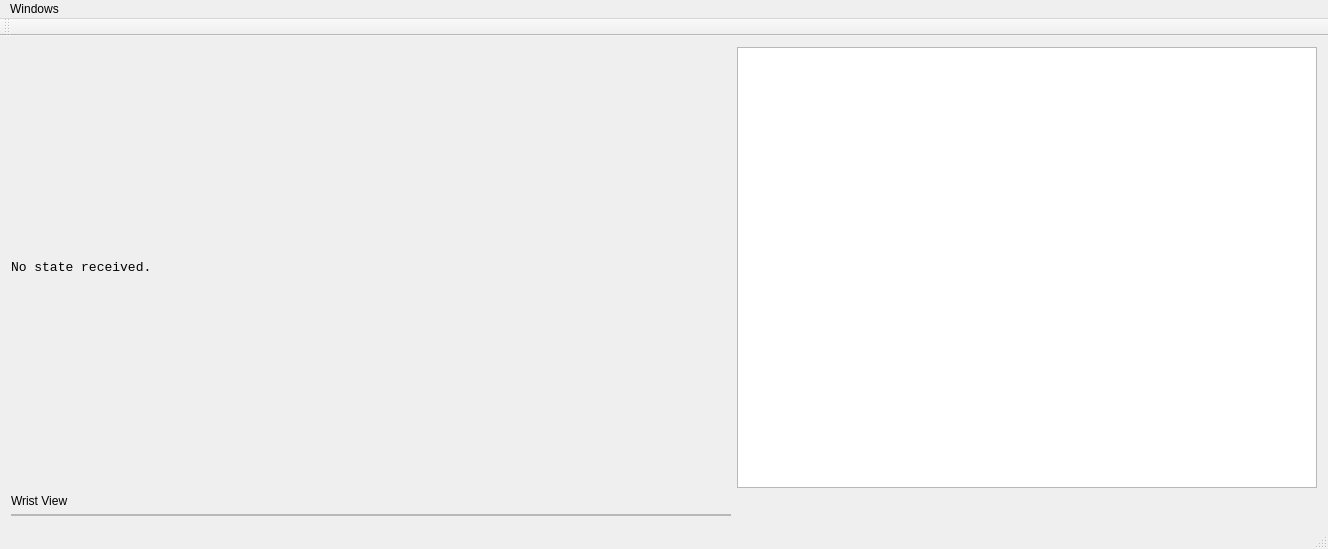
Before: the Qt Designer form src/qtgui/mainwindow.ui in h2r/ein, drawn with Qt 5.
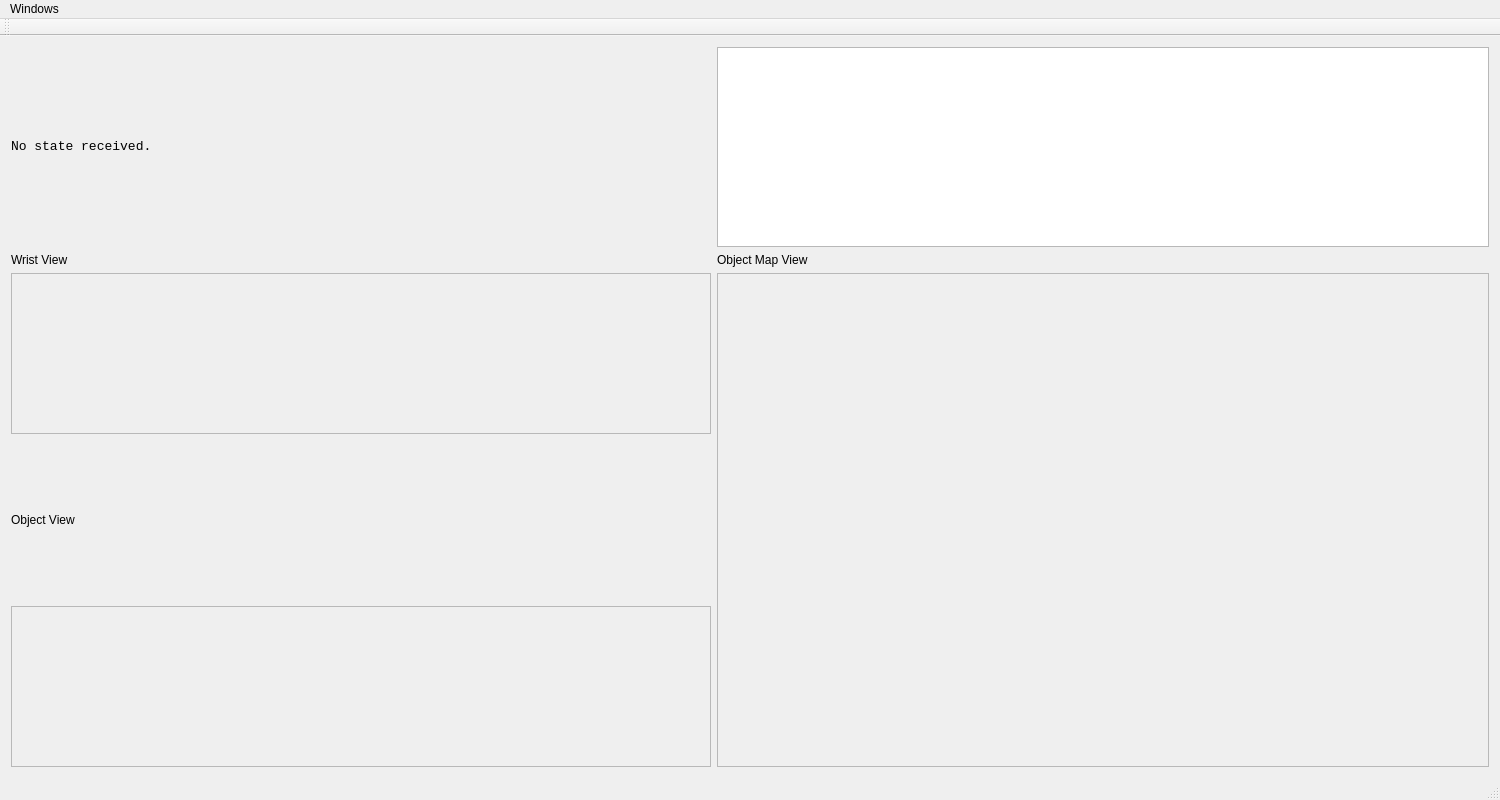
After: the same form once the commit is applied.

Patch:
```diff
--- a/src/qtgui/mainwindow.ui
+++ b/src/qtgui/mainwindow.ui
@@ -6,8 +6,8 @@
    <rect>
     <x>0</x>
     <y>0</y>
-    <width>1328</width>
-    <height>549</height>
+    <width>1500</width>
+    <height>800</height>
    </rect>
   </property>
   <property name="windowTitle">
@@ -59,7 +59,7 @@
      <widget class="QLabel" name="stateLabel">
       <property name="minimumSize">
        <size>
-        <width>720</width>
+        <width>700</width>
         <height>0</height>
        </size>
       </property>
@@ -79,6 +79,12 @@
     </item>
     <item row="0" column="1">
      <widget class="QTableView" name="stackTableView">
+      <property name="maximumSize">
+       <size>
+        <width>16777215</width>
+        <height>200</height>
+       </size>
+      </property>
       <property name="font">
        <font>
         <family>Liberation Mono</family>
@@ -89,6 +95,68 @@
       </property>
      </widget>
     </item>
+    <item row="4" column="0">
+     <widget class="QFrame" name="objectViewFrame">
+      <property name="frameShape">
+       <enum>QFrame::StyledPanel</enum>
+      </property>
+      <property name="frameShadow">
+       <enum>QFrame::Raised</enum>
+      </property>
+      <layout class="QHBoxLayout" name="horizontalLayout_2">
+       <property name="spacing">
+        <number>0</number>
+       </property>
+       <property name="topMargin">
+        <number>0</number>
+       </property>
+       <property name="rightMargin">
+        <number>0</number>
+       </property>
+       <property name="bottomMargin">
+        <number>0</number>
+       </property>
+      </layout>
+     </widget>
+    </item>
+    <item row="3" column="0">
+     <widget class="QLabel" name="label_2">
+      <property name="text">
+       <string>Object View</string>
+      </property>
+     </widget>
+    </item>
+    <item row="2" column="1" rowspan="3">
+     <widget class="QFrame" name="objectMapViewFrame">
+      <property name="frameShape">
+       <enum>QFrame::StyledPanel</enum>
+      </property>
+      <property name="frameShadow">
+       <enum>QFrame::Raised</enum>
+      </property>
+      <layout class="QHBoxLayout" name="horizontalLayout_3">
+       <property name="spacing">
+        <number>0</number>
+       </property>
+       <property name="topMargin">
+        <number>0</number>
+       </property>
+       <property name="rightMargin">
+        <number>0</number>
+       </property>
+       <property name="bottomMargin">
+        <number>0</number>
+       </property>
+      </layout>
+     </widget>
+    </item>
+    <item row="1" column="1">
+     <widget class="QLabel" name="label_3">
+      <property name="text">
+       <string>Object Map View</string>
+      </property>
+     </widget>
+    </item>
    </layout>
   </widget>
   <widget class="QMenuBar" name="menuBar">
@@ -96,7 +164,7 @@
     <rect>
      <x>0</x>
      <y>0</y>
-     <width>1328</width>
+     <width>1500</width>
      <height>27</height>
     </rect>
    </property>
```
Left out of the diff: 2 changed lines with no effect on the pictures.
